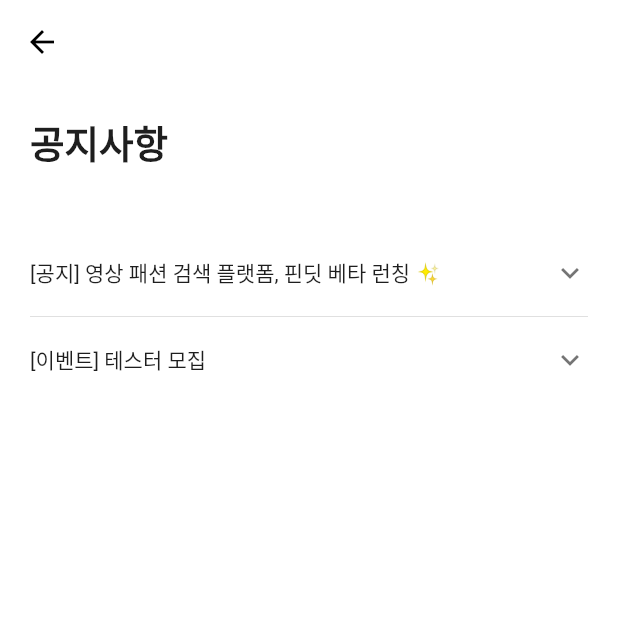
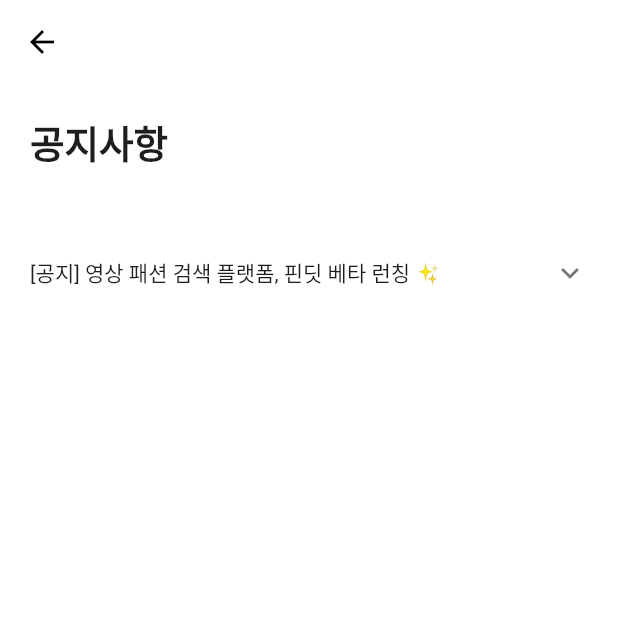
Before and after one commit to FINDIT-develop/FinDit-app, a Flutter app: the screen it shows after launch, item 4 of the bottom bar chosen, after a tap on "공지사항", on a phone screen of 412 x 824 dp, the top half of it. Run offline on Flutter 3.47's test engine with Material 2 defaults, Android fonts, the phone set to English and light mode, and no system bars; our stand-ins replace cached_network_image, carousel_slider, firebase_auth, firebase_core, flutter_svg, get and 5 more; missing offline and left inert: a package; accounts and stored records are empty; network calls fail; project files that could hold a hidden picture were left out.

Commit message:
feat : UI 개선 ><

```diff
--- a/lib/controllers/video_detail_controller.dart
+++ b/lib/controllers/video_detail_controller.dart
@@ -11,6 +11,7 @@
   Rx<Youtuber> youtuber = Youtuber().obs;
   late YoutubePlayerController playController;
   VideoController? videoController;
+
   @override
   void onInit() {
     videoController =
--- a/lib/main.dart
+++ b/lib/main.dart
@@ -10,6 +10,8 @@
 import 'package:flutter/material.dart';
 import 'package:get/get.dart';
 import 'controllers/search_controller.dart';
+import 'models/Product.dart';
+import 'views/product_detail/product_detail_screen.dart';
 
 Future<void> main() async {
   WidgetsFlutterBinding.ensureInitialized();
@@ -40,6 +42,10 @@
           ),
         ),
         GetPage(
+          name: "/product/:productId",
+          page: () => ProductDetailScreen(),
+        ),
+        GetPage(
           name: "/search",
           page: () => SearchScreen(),
           binding: BindingsBuilder(
--- a/lib/views/home/components/categories.dart
+++ b/lib/views/home/components/categories.dart
@@ -43,6 +43,10 @@
             ),
             Container(
               padding: const EdgeInsets.symmetric(vertical: 8, horizontal: 15),
+              decoration: BoxDecoration(
+                  borderRadius: BorderRadius.circular(30),
+                  color:
+                      selectedIndex == index ? kActiveColor : Colors.grey[100]),
               child: Text(
                 categories[index],
                 style: TextStyle(
@@ -51,10 +55,6 @@
                   color: selectedIndex == index ? Colors.white : kTextColor,
                 ),
               ),
-              decoration: BoxDecoration(
-                  borderRadius: BorderRadius.circular(30),
-                  color:
-                      selectedIndex == index ? kActiveColor : Colors.grey[100]),
             ),
           ],
         ),
--- a/lib/views/home/home_screen.dart
+++ b/lib/views/home/home_screen.dart
@@ -29,19 +29,11 @@
                 child: BannerWidget(),
               ),
               const SliverToBoxAdapter(
-                child: Padding(
-                  padding: EdgeInsets.only(
-                      left: 20.0, right: 20, top: 20, bottom: 10),
-                  child: Text(
-                    "정연님을 위한 추천 영상",
-                    style: TextStyle(
-                      fontSize: 19,
-                      color: kActiveColor,
-                      fontWeight: FontWeight.bold,
-                    ),
-                  ),
-                ),
-              ),
+                  child: Padding(
+                padding:
+                    EdgeInsets.only(left: 20.0, right: 20, top: 20, bottom: 10),
+                child: Text("LookBook ", style: kTitleTextStyle),
+              )),
               SliverAppBar(
                 title: Categories(),
                 floating: false,
--- a/lib/views/like/like_screen.dart
+++ b/lib/views/like/like_screen.dart
@@ -37,11 +37,9 @@
 
       SliverToBoxAdapter(
           child: Center(
-        child: Text("좋아요한 제품이 없어요 ㅠ,ㅠ ",
+        child: Text("마음에 드는 제품은 ♡를 눌러서 저장할 수 있어요:)",
             style: TextStyle(
-                fontSize: 17,
-                color: kPrimaryColor,
-                fontWeight: FontWeight.bold)),
+                fontSize: 13, color: Colors.grey, fontFamily: "Montserrat")),
       )),
       // Padding(
       //   padding: const EdgeInsets.all(kDefaultPadding),
--- a/lib/views/mypage/pages/notice.dart
+++ b/lib/views/mypage/pages/notice.dart
@@ -42,10 +42,11 @@
                     children: <Widget>[
                       Text(
                         '''
-반가워요!
+반가워요 :)
 
 12/15일부터 핀딧 베타 서비스를 시작합니다!
-서비스 문의 / 피드백 : moic.peach@gmail.com
+서비스 문의 / 피드백 : moicpeach@gmail.com
+
 위 연락처로 연락 주시면 항상 귀기울여 듣고 서비스 개선에 반영하겠습니다.
       ''',
                         style: TextStyle(
@@ -53,25 +54,6 @@
                             fontSize: 13,
                             color: kTextColor,
                             height: 1.5),
-                      ),
-                    ],
-                  ),
-                  ExpansionTile(
-                    tilePadding: EdgeInsets.zero,
-                    title: Text(
-                      "[이벤트] 테스터 모집",
-                      style: TextStyle(
-                        fontSize: 14.0,
-                        color: kActiveColor,
-                      ),
-                    ),
-                    children: <Widget>[
-                      Text(
-                        '''
-      핀딧과 함께할 테스터를 모집합니다!
-      ''',
-                        style: TextStyle(
-                            fontSize: 13, color: kTextColor, height: 1.5),
                       ),
                     ],
                   ),
--- a/lib/views/search/search_screen.dart
+++ b/lib/views/search/search_screen.dart
@@ -74,7 +74,7 @@
         ),
       ),
       body: Obx(
-        () => controller.youtubeVideoResult.value.items.length > 0
+        () => controller.youtubeVideoResult.value.items.isNotEmpty
             ? _searchResultView()
             : _searchHistory(),
       ),
--- a/lib/views/video_detail/video_detail_screen.dart
+++ b/lib/views/video_detail/video_detail_screen.dart
@@ -136,7 +136,7 @@
                   )),
               actions: [
                 IconButton(
-                    onPressed: () => Get.to(() => WebViewExample()),
+                    onPressed: () {},
                     icon: Icon(Icons.link))
               ],
               floating: true,
```
Also changed, not shown: lib/views/constants/constants.dart (+8 -0 lines), lib/views/store/components/categorries.dart (+21 -15 lines), lib/views/store/components/item_card.dart (+47 -10 lines), lib/views/store/store_screen.dart (+36 -18 lines).
